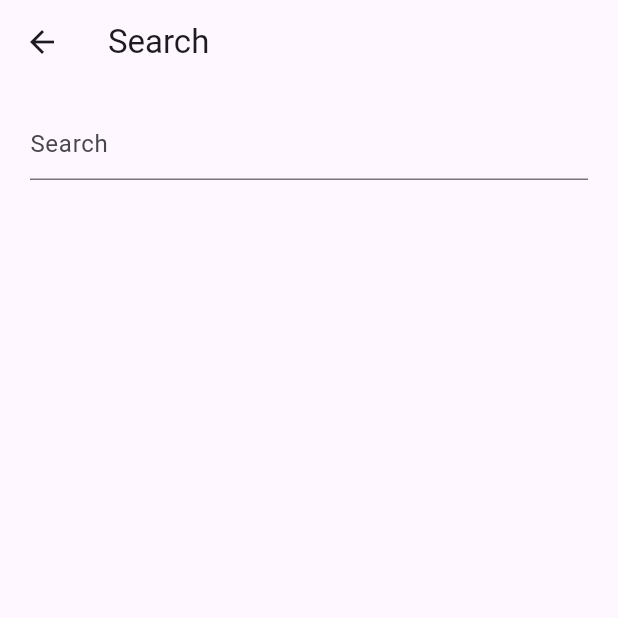
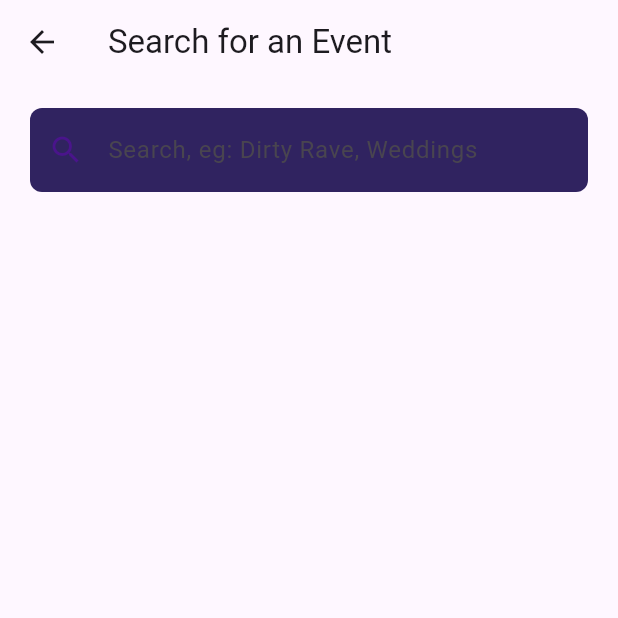
Before and after one commit to DelliaDeon/EventPlanningApp, a Flutter app: the SearchScreen screen opened by its route, on a phone screen of 412 x 824 dp, the top half of it. Run offline on Flutter 3.47's test engine with Material 3 defaults, Android fonts, the phone set to English and light mode, and no system bars; our stand-ins replace google_nav_bar, smooth_page_indicator.

Commit message:
Designed the overloading screen, Made changes to the search screen

```diff
--- a/lib/components/constants.dart
+++ b/lib/components/constants.dart
@@ -0,0 +1,15 @@
+import 'package:flutter/material.dart';
+
+class Constants{
+  // primary color
+  static var primaryColor = const Color(0xff296e48);
+
+  // onboarding screen
+  static var titleOne = "Event Planning Made Easy";
+  static var descriptionOne = "Select Venues with the help of AI";
+  static var titleTwo = "Easier Guest Management";
+  static var descriptionTwo = "Manage guests with contact integration";
+  static var titleThree = "Tracking attendees";
+  static var descriptionThree = "Easily see who attends your event";
+
+}
--- a/lib/screens/search_screen.dart
+++ b/lib/screens/search_screen.dart
@@ -1,11 +1,16 @@
 import 'package:flutter/material.dart';
 
 class SearchScreen extends StatelessWidget {
+  void updateList(String value){
+    // this is the function that will filter our list
+
+  }
+
   @override
   Widget build(BuildContext context) {
     return Scaffold(
       appBar: AppBar(
-        title: Text('Search'),
+        title: Text('Search for an Event'),
       ),
       body: Padding(
         padding: EdgeInsets.symmetric(horizontal: 20.0, vertical: 6.0),
@@ -15,8 +20,20 @@ class SearchScreen extends StatelessWidget {
               SizedBox(height: 10,),
               TextField(
                 decoration: InputDecoration(
-                  hintText: "Search",
+                  filled: true,
+                  fillColor: Color(0xff302360),
+                  border: OutlineInputBorder(
+                    borderRadius: BorderRadius.circular(8.0),
+                    borderSide: BorderSide.none,
+                  ),
+                  hintText: "Search, eg: Dirty Rave, Weddings",
+                  prefixIcon: Icon(Icons.search),
+                  prefixIconColor: Colors.purple.shade900,
                 ),
+              ),
+              SizedBox(height: 20,),
+              Expanded(
+                child: ListView(),
               ),
             ],
           ),
```
Also changed, not shown: lib/screens/onboarding_screen.dart (+174 -7 lines).
